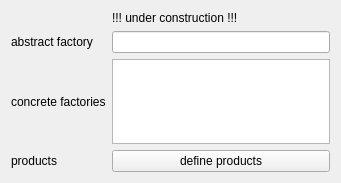
Before: the Qt Designer form CodeCreator/GeneratorAbstractFactory.ui in Ulle84/UllesSourceCode, drawn with Qt 5.
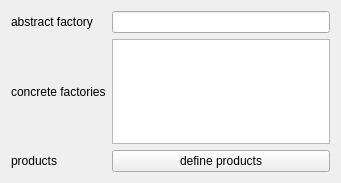
After: the same form once the commit is applied. Custom widgets are drawn as their Qt base class.

Commit message: + GeneratorAbstractFactory finished and tested

```diff
--- a/CodeCreator/GeneratorAbstractFactory.ui
+++ b/CodeCreator/GeneratorAbstractFactory.ui
@@ -14,21 +14,14 @@
    <string>GeneratorAbstractFactory</string>
   </property>
   <layout class="QGridLayout" name="gridLayout">
-   <item row="0" column="1">
-    <widget class="QLabel" name="label_2">
-     <property name="text">
-      <string>!!! under construction !!!</string>
-     </property>
-    </widget>
-   </item>
-   <item row="1" column="0">
+   <item row="0" column="0">
     <widget class="QLabel" name="label">
      <property name="text">
       <string>abstract factory</string>
      </property>
     </widget>
    </item>
-   <item row="1" column="1">
+   <item row="0" column="1">
     <widget class="QLineEdit" name="lineEditAbstractFactory"/>
    </item>
    <item row="3" column="0">
@@ -45,14 +38,14 @@
      </property>
     </widget>
    </item>
-   <item row="2" column="0">
+   <item row="1" column="0">
     <widget class="QLabel" name="label_4">
      <property name="text">
       <string>concrete factories</string>
      </property>
     </widget>
    </item>
-   <item row="2" column="1">
+   <item row="1" column="1">
     <widget class="QPlainTextEdit" name="plainTextEditConcreteFactories"/>
    </item>
   </layout>
```
Left out of the diff: 4 changed lines with no effect on the pictures. The commit also changes 7 other files.
